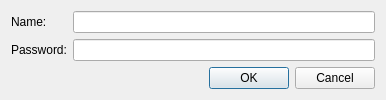
Above: 2.0/beyza.ermis/ahenk/lider/lider/computer.ui from pars-linux/uludag before the change. Below: the same form after it.
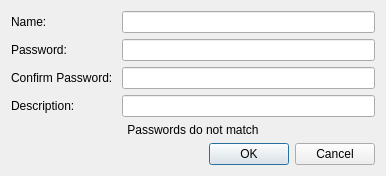
That is the form after the change.

Commit message: Description and confirm password field added.

Diff of the .ui file:
```diff
--- a/2.0/beyza.ermis/ahenk/lider/lider/computer.ui
+++ b/2.0/beyza.ermis/ahenk/lider/lider/computer.ui
@@ -7,7 +7,7 @@
     <x>0</x>
     <y>0</y>
     <width>386</width>
-    <height>93</height>
+    <height>165</height>
    </rect>
   </property>
   <property name="windowTitle">
@@ -26,20 +26,57 @@
      <item row="0" column="1">
       <widget class="QLineEdit" name="editName"/>
      </item>
-     <item row="1" column="1">
+     <item row="2" column="1">
       <widget class="QLineEdit" name="editPassword">
        <property name="echoMode">
         <enum>QLineEdit::Password</enum>
        </property>
       </widget>
      </item>
-     <item row="1" column="0">
+     <item row="2" column="0">
       <widget class="QLabel" name="label_2">
        <property name="text">
         <string>Password:</string>
        </property>
       </widget>
      </item>
+     <item row="3" column="1">
+      <widget class="QLineEdit" name="editConfirmPassword">
+       <property name="inputMethodHints">
+        <set>Qt::ImhHiddenText|Qt::ImhNoAutoUppercase|Qt::ImhNoPredictiveText</set>
+       </property>
+       <property name="echoMode">
+        <enum>QLineEdit::Password</enum>
+       </property>
+      </widget>
+     </item>
+     <item row="3" column="0">
+      <widget class="QLabel" name="label_3">
+       <property name="text">
+        <string>Confirm Password: </string>
+       </property>
+      </widget>
+     </item>
+     <item row="4" column="1">
+      <widget class="QLineEdit" name="editDescription"/>
+     </item>
+     <item row="4" column="0">
+      <widget class="QLabel" name="label_4">
+       <property name="text">
+        <string>Description:</string>
+       </property>
+      </widget>
+     </item>
+     <item row="5" column="0" colspan="2">
+      <widget class="QLabel" name="labelWarning">
+       <property name="text">
+        <string>Passwords do not match</string>
+       </property>
+       <property name="alignment">
+        <set>Qt::AlignCenter</set>
+       </property>
+      </widget>
+     </item>
     </layout>
    </item>
    <item row="1" column="0">
```
Left out of the diff: 3 changed lines with no effect on the pictures. The commit also changes 1 other file.
